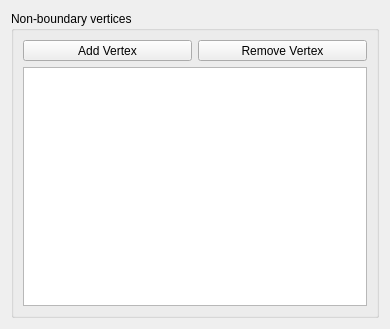
southseact-3d/fcd, file src/Mod/Surface/Gui/TaskFillingVertex.ui: the form before one commit.
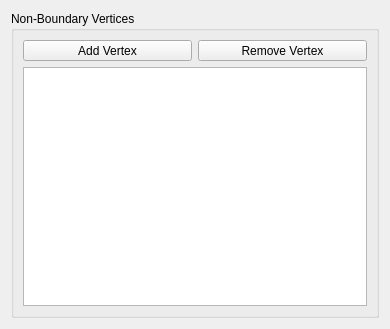
The form after the commit.

```diff
--- a/src/Mod/Surface/Gui/TaskFillingVertex.ui
+++ b/src/Mod/Surface/Gui/TaskFillingVertex.ui
@@ -21,7 +21,7 @@
 that is, the surface will be forced to pass through these points.</string>
      </property>
      <property name="title">
-      <string>Non-boundary vertices</string>
+      <string>Non-Boundary Vertices</string>
      </property>
      <layout class="QGridLayout" name="gridLayout">
       <item row="0" column="0">
```
Left out of the diff: 4 changed lines with no effect on the pictures.
